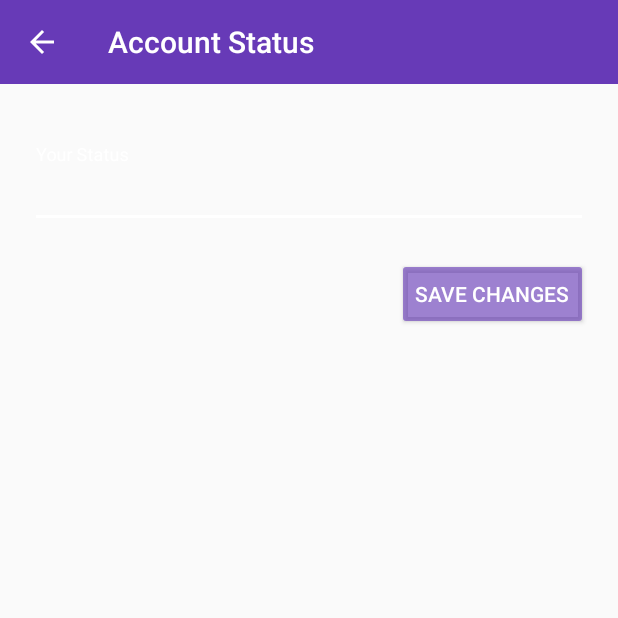
After one commit to Hesham42/Chat, an Android app: the State screen opened directly, with no data from a screen before it, on a phone screen of 412 x 824 dp, the top half of it. The commit adds this screen. Run offline under Robolectric (Android 15) with nearby library versions, the phone set to English and light mode, and no system bars; our stand-ins replace Firebase (no records; nobody signed in at launch, a user with empty details on screens opened directly).

Commit message:
Finish state :]

```diff
--- a/app/build.gradle
+++ b/app/build.gradle
@@ -31,6 +31,7 @@ dependencies {
     compile 'com.android.support:design:26.1.0'
     compile 'com.android.support:percent:26.1.0'
     compile 'com.jakewharton:butterknife:8.8.1'
+    compile 'com.squareup.picasso:picasso:2.5.2'
     compile 'de.hdodenhof:circleimageview:2.1.0'
     annotationProcessor 'com.jakewharton:butterknife-compiler:8.8.1'
     androidTestImplementation 'com.android.support.test:runner:1.0.1'
@@ -39,4 +40,5 @@ dependencies {
 
 
 
+
 apply plugin: 'com.google.gms.google-services'
--- a/app/src/main/AndroidManifest.xml
+++ b/app/src/main/AndroidManifest.xml
@@ -9,7 +9,7 @@
         android:roundIcon="@mipmap/ic_launcher_round"
         android:supportsRtl="true"
         android:theme="@style/AppTheme">
-        <activity android:name=".ui.activity.SignInAndSignUp"></activity>
+        <activity android:name=".ui.activity.SignInAndSignUp" />
         <activity
             android:name=".ui.activity.SplashScreen"
             android:label="@string/app_name">
@@ -20,7 +20,8 @@
             </intent-filter>
         </activity>
         <activity android:name=".ui.activity.ChatActivity" />
-        <activity android:name=".ui.activity.Setting"></activity>
+        <activity android:name=".ui.activity.Setting" />
+        <activity android:name=".ui.activity.State"></activity>
     </application>
 
 </manifest>
--- /dev/null
+++ b/app/src/main/java/com/example/root/chat/ui/activity/State.java
@@ -0,0 +1,94 @@
+package com.example.root.chat.ui.activity;
+
+import android.app.ProgressDialog;
+import android.support.annotation.NonNull;
+import android.support.design.widget.TextInputLayout;
+import android.support.v7.app.AppCompatActivity;
+import android.os.Bundle;
+import android.support.v7.widget.Toolbar;
+import android.view.View;
+import android.widget.Button;
+import android.widget.Toast;
+
+import com.example.root.chat.R;
+import com.google.android.gms.tasks.OnCompleteListener;
+import com.google.android.gms.tasks.Task;
+import com.google.firebase.auth.FirebaseAuth;
+import com.google.firebase.auth.FirebaseUser;
+import com.google.firebase.database.DatabaseReference;
+import com.google.firebase.database.FirebaseDatabase;
+
+public class State extends AppCompatActivity {
+    private Toolbar mToolbar;
+
+    private TextInputLayout mStatus;
+    private Button mSavebtn;
+
+
+    //Firebase
+    private DatabaseReference mStatusDatabase;
+    private FirebaseUser mCurrentUser;
+
+
+    //Progress
+    private ProgressDialog mProgress;
+
+    @Override
+    protected void onCreate(Bundle savedInstanceState) {
+        super.onCreate(savedInstanceState);
+        setContentView(R.layout.activity_state);
+        //Firebase
+        mCurrentUser = FirebaseAuth.getInstance().getCurrentUser();
+        String current_uid = mCurrentUser.getUid();
+
+        mStatusDatabase = FirebaseDatabase.getInstance().getReference().child("Users").child(current_uid);
+
+        mToolbar = (Toolbar) findViewById(R.id.status_appBar);
+        setSupportActionBar(mToolbar);
+        getSupportActionBar().setTitle("Account Status");
+        getSupportActionBar().setDisplayHomeAsUpEnabled(true);
+
+
+        String status_value = getIntent().getStringExtra("status_value");
+
+        mStatus = (TextInputLayout) findViewById(R.id.status_input);
+        mSavebtn = (Button) findViewById(R.id.status_save_btn);
+
+        mStatus.getEditText().setText(status_value);
+
+        mSavebtn.setOnClickListener(new View.OnClickListener() {
+            @Override
+            public void onClick(View view) {
+
+                //Progress
+                mProgress = new ProgressDialog(State.this);
+                mProgress.setTitle("Saving Changes");
+                mProgress.setMessage("Please wait while we save the changes");
+                mProgress.show();
+
+                String status = mStatus.getEditText().getText().toString();
+
+                mStatusDatabase.child("status").setValue(status).addOnCompleteListener(new OnCompleteListener<Void>() {
+                    @Override
+                    public void onComplete(@NonNull Task<Void> task) {
+
+                        if(task.isSuccessful()){
+
+                            mProgress.dismiss();
+
+                        } else {
+
+                            Toast.makeText(getApplicationContext(), "There was some error in saving Changes.", Toast.LENGTH_LONG).show();
+
+                        }
+
+                    }
+                });
+
+            }
+        });
+
+
+
+    }
+}
--- /dev/null
+++ b/app/src/main/res/layout/activity_state.xml
@@ -0,0 +1,41 @@
+<RelativeLayout xmlns:android="http://schemas.android.com/apk/res/android"
+    xmlns:app="http://schemas.android.com/apk/res-auto"
+    xmlns:tools="http://schemas.android.com/tools"
+    android:layout_width="match_parent"
+    android:layout_height="match_parent"
+    tools:context=".ui.activity.State">
+
+    <include
+        android:id="@+id/status_appBar"
+        layout="@layout/app_bar_layout"
+        android:layout_width="match_parent"
+        android:layout_height="wrap_content" />
+
+    <android.support.design.widget.TextInputLayout
+        android:id="@+id/status_input"
+        android:layout_width="match_parent"
+        android:layout_height="wrap_content"
+        android:layout_below="@+id/status_appBar"
+        android:layout_centerHorizontal="true"
+        android:layout_marginLeft="20dp"
+        android:layout_marginRight="20dp"
+        android:layout_marginTop="40dp">
+
+        <EditText
+            android:layout_width="match_parent"
+            android:layout_height="wrap_content"
+            android:hint="Your Status" />
+    </android.support.design.widget.TextInputLayout>
+
+    <Button
+        android:id="@+id/status_save_btn"
+        android:layout_width="wrap_content"
+        android:layout_height="wrap_content"
+        android:layout_alignEnd="@+id/status_input"
+        android:layout_below="@+id/status_input"
+        android:layout_marginTop="20dp"
+        android:backgroundTint="@color/colorPrimaryTrans"
+        android:text="SAVE CHANGES"
+        android:textColor="@android:color/white" />
+
+</RelativeLayout>
```
Also changed, not shown: app/src/main/java/com/example/root/chat/ui/activity/Setting.java (+111 -1 lines).
